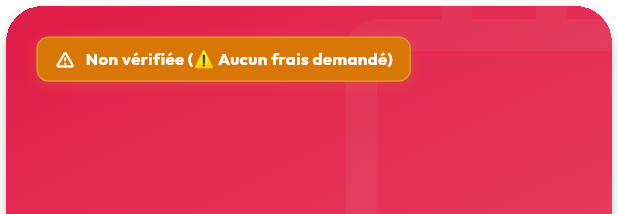
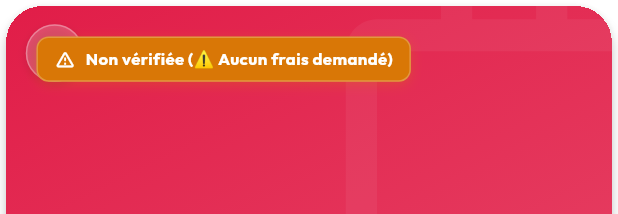
Before and after one commit to danklougod5/DJORSSI-MATCH, a Flutter app: the DjossiSwipeCard widget shown alone on an empty page, opened directly with empty values, on a phone screen of 412 x 824 dp. Shown: the top 214 px of the screen. Run offline on Flutter 3.47's test engine with Material 3 defaults, Android fonts, the phone set to English and light mode, and no system bars; our stand-ins replace file_picker, firebase_core, firebase_messaging, flutter_card_swiper, flutter_dotenv, flutter_local_notifications and 14 more; missing offline and left inert: crop_your_image, syncfusion_flutter_pdf; accounts and stored records are empty; network calls fail; statements that could not run were skipped.

Commit message:
feat: ajouter bouton de partage de l'offre sur la carte de swipe avec tous les détails (description, niveau, salaire, lieu)

```diff
--- a/app/lib/features/swipe/presentation/djossi_swipe_card.dart
+++ b/app/lib/features/swipe/presentation/djossi_swipe_card.dart
@@ -1,6 +1,7 @@
 import 'package:flutter/material.dart';
 import 'package:flutter_screenutil/flutter_screenutil.dart';
 import 'package:font_awesome_flutter/font_awesome_flutter.dart';
+import 'package:share_plus/share_plus.dart';
 
 class DjossiSwipeCard extends StatelessWidget {
   final String title;
@@ -41,6 +42,26 @@ class DjossiSwipeCard extends StatelessWidget {
     this.requiresCoverLetter = false,
     this.coverLetterInstructions,
   });
+
+  void _shareJob(BuildContext context) {
+    final String shareText = '''
+📢 Offre d'emploi : $title chez $company
+
+📍 Lieu : $location
+💰 Salaire : $salary
+🎓 Niveau requis : ${requiredLevel ?? 'Non spécifié'}
+
+📝 Description du poste :
+${description ?? 'Aucune description fournie.'}
+
+🔗 Retrouvez plus d'offres et postulez sur Djorssi-Match !
+''';
+
+    Share.share(
+      shareText,
+      subject: 'Offre d\'emploi : $title',
+    );
+  }
 
   @override
   Widget build(BuildContext context) {
@@ -95,6 +116,41 @@ class DjossiSwipeCard extends StatelessWidget {
                 Icons.work_outline,
                 size: 250.r,
                 color: Colors.white.withOpacity(0.05),
+              ),
+            ),
+
+            // Share Button
+            Positioned(
+              top: 12.h,
+              left: 12.w,
+              child: Container(
+                decoration: BoxDecoration(
+                  color: Colors.white.withOpacity(0.2),
+                  shape: BoxShape.circle,
+                  border: Border.all(color: Colors.white30),
+                  boxShadow: [
+                    BoxShadow(
+                      color: Colors.black.withOpacity(0.1),
+                      blurRadius: 4,
+                      offset: const Offset(0, 2),
+                    ),
+                  ],
+                ),
+                child: Material(
+                  color: Colors.transparent,
+                  child: InkWell(
+                    borderRadius: BorderRadius.circular(100r),
+                    onTap: () => _shareJob(context),
+                    child: Padding(
+                      padding: EdgeInsets.all(8.r),
+                      child: Icon(
+                        Icons.share_rounded,
+                        color: Colors.white,
+                        size: 20.r,
+                      ),
+                    ),
+                  ),
+                ),
               ),
             ),
 
```
Also changed, not shown: app/lib/features/swipe/presentation/swipe_screen.dart (+0 -33 lines).
